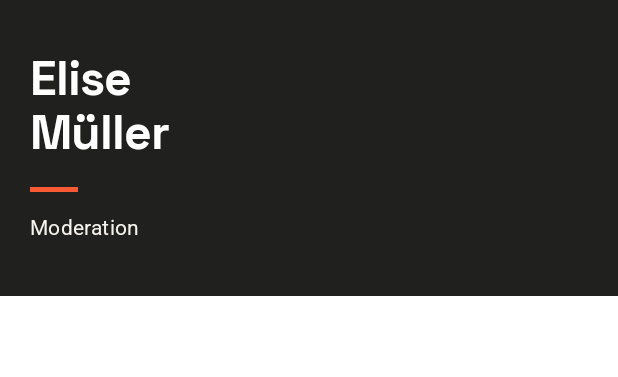
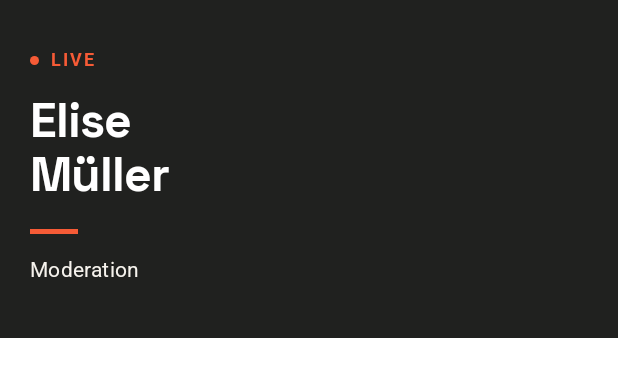
Before and after one commit to Delis267/radio-app, an Android app built with Jetpack Compose: the @Preview function HeroWithLinePreview, on a phone screen of 412 x 824 dp. Shown: the top 377 px of the screen. Run offline under Robolectric (Android 15) with nearby library versions, the phone set to English and light mode, and no system bars.

Commit message:
Neue Komponenten: - Live-Tag (pulsierender Text in Hero-Container) - ScreenWithBottomSection (Container für Screens mit Surface-Section; Section wird unten fixiert wenn Inhalt nicht hoch genug ist)

```diff
--- a/app/src/main/java/com/iu/radio_app/ui/components/Hero.kt
+++ b/app/src/main/java/com/iu/radio_app/ui/components/Hero.kt
@@ -1,22 +1,37 @@
 package com.iu.radio_app.ui.components
 
+import androidx.compose.animation.core.FastOutSlowInEasing
+import androidx.compose.animation.core.animateFloat
+import androidx.compose.animation.core.infiniteRepeatable
+import androidx.compose.animation.core.keyframes
+import androidx.compose.animation.core.rememberInfiniteTransition
 import androidx.compose.foundation.background
 import androidx.compose.foundation.layout.Box
 import androidx.compose.foundation.layout.Column
 import androidx.compose.foundation.layout.ColumnScope
+import androidx.compose.foundation.layout.Row
 import androidx.compose.foundation.layout.Spacer
 import androidx.compose.foundation.layout.fillMaxWidth
 import androidx.compose.foundation.layout.height
 import androidx.compose.foundation.layout.padding
 import androidx.compose.foundation.layout.size
+import androidx.compose.foundation.layout.width
+import androidx.compose.foundation.shape.CircleShape
 import androidx.compose.material3.MaterialTheme
 import androidx.compose.material3.Surface
 import androidx.compose.material3.Text
 import androidx.compose.runtime.Composable
+import androidx.compose.runtime.getValue
+import androidx.compose.ui.Alignment
 import androidx.compose.ui.Modifier
 import androidx.compose.ui.graphics.Color
+import androidx.compose.ui.graphics.graphicsLayer
+import androidx.compose.ui.res.stringResource
+import androidx.compose.ui.text.font.FontWeight
 import androidx.compose.ui.tooling.preview.Preview
 import androidx.compose.ui.unit.dp
+import androidx.compose.ui.unit.sp
+import com.iu.radio_app.R
 import com.iu.radio_app.ui.theme.RadioappTheme
 
 /** Dunkler Kopfbereich. Definiert nur grobes Layout, Inhalt kommt aus dem jeweiligen Screen */
@@ -51,11 +66,45 @@ fun HeroTitle(
     }
 }
 
+/** Markierung über dem [HeroTitle] mit pulsierendem Punkt. Default ohne [text]: Live */
+@Composable
+fun LiveTag(
+    modifier: Modifier = Modifier,
+    text: String? = null,
+) {
+    val color = MaterialTheme.colorScheme.inversePrimary
+    val dotAlpha by rememberInfiniteTransition(label = "LiveTag").animateFloat(
+        initialValue = 1f,
+        targetValue = 1f,
+        animationSpec =
+            infiniteRepeatable(
+                keyframes {
+                    durationMillis = 2520
+                    1f at 600 using FastOutSlowInEasing
+                    0f at 1560 using FastOutSlowInEasing
+                },
+            ),
+        label = "dotAlpha",
+    )
+    Row(modifier = modifier, verticalAlignment = Alignment.CenterVertically) {
+        // graphicsLayer: Alpha wird nur beim Zeichnen gelesen, die Animation löst keine Recomposition aus
+        Box(Modifier.size(6.dp).graphicsLayer { alpha = dotAlpha }.background(color, CircleShape))
+        Spacer(Modifier.width(8.dp))
+        Text(
+            (text ?: stringResource(R.string.live_tag_default)).uppercase(),
+            color = color,
+            style = MaterialTheme.typography.labelMedium.copy(fontWeight = FontWeight.Bold, letterSpacing = 1.4.sp),
+        )
+    }
+}
+
 @Preview
 @Composable
 private fun HeroWithLinePreview() {
     RadioappTheme {
         HeroContainer {
+            LiveTag()
+            Spacer(Modifier.height(12.dp))
             HeroTitle("Elise\nMüller", showLine = true)
             Spacer(Modifier.height(14.dp))
             Text("Moderation", style = MaterialTheme.typography.bodyMedium)
@@ -70,3 +119,11 @@ private fun HeroWithoutLinePreview() {
         HeroContainer { HeroTitle("Dein Songwunsch\nwurde eingereicht") }
     }
 }
+
+@Preview
+@Composable
+private fun LiveTagWithTextPreview() {
+    RadioappTheme {
+        HeroContainer { LiveTag(text = "Aktuelle Sendung") }
+    }
+}
--- a/app/src/main/res/values/strings.xml
+++ b/app/src/main/res/values/strings.xml
@@ -25,18 +25,20 @@
     <string name="logo_description">FUNK</string>
     <string name="sign_out">Abmelden</string>
 
+    <!-- Komponenten -->
+    <string name="live_tag_default">Live</string>
+    <plurals name="rating_star">
+        <item quantity="one">Mit %1$d Stern bewerten</item>
+        <item quantity="other">Mit %1$d Sternen bewerten</item>
+    </plurals>
+
     <!-- Moderation -->
-    <string name="host_live">● LIVE</string>
     <string name="host_photo_description">Foto von %1$s</string>
     <string name="host_about">Über %1$s</string>
     <string name="host_feedback_title">Gefällt dir der Stil von %1$s?</string>
     <string name="host_feedback_subtitle">Unsere Moderator:innen freuen sich über dein Feedback</string>
     <string name="host_feedback_opinion">Deine Meinung</string>
     <string name="host_feedback_submit">Moderation bewerten</string>
-    <plurals name="rating_star">
-        <item quantity="one">Mit %1$d Stern bewerten</item>
-        <item quantity="other">Mit %1$d Sternen bewerten</item>
-    </plurals>
     <!-- rating_submitted kann gelöscht werden wenn Schnittstelle vorhanden (dient gerade nur als Feedback für den Button-Klick) -->
     <plurals name="rating_submitted">
         <item quantity="one">Bewertet mit %1$d Stern</item>
```
Also changed, not shown: app/src/main/java/com/iu/radio_app/ui/components/ScreenWithBottomSection.kt (added, +65 -0 lines), app/src/main/java/com/iu/radio_app/ui/listener/hostprofile/HostProfileScreen.kt (+4 -21 lines).
